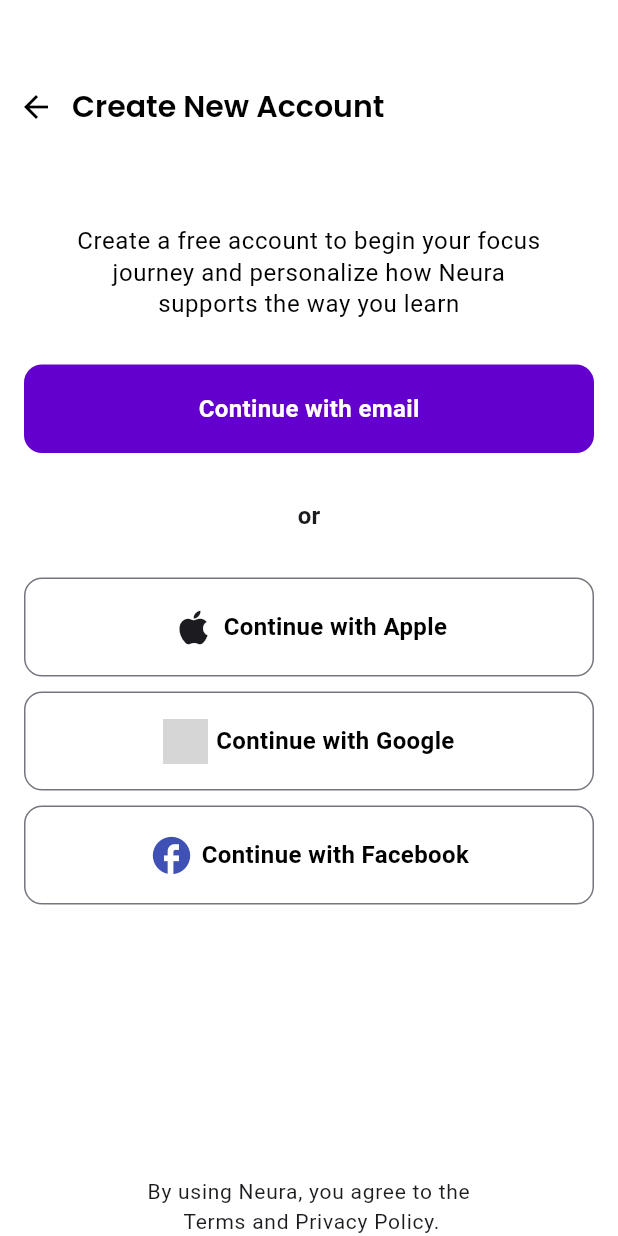
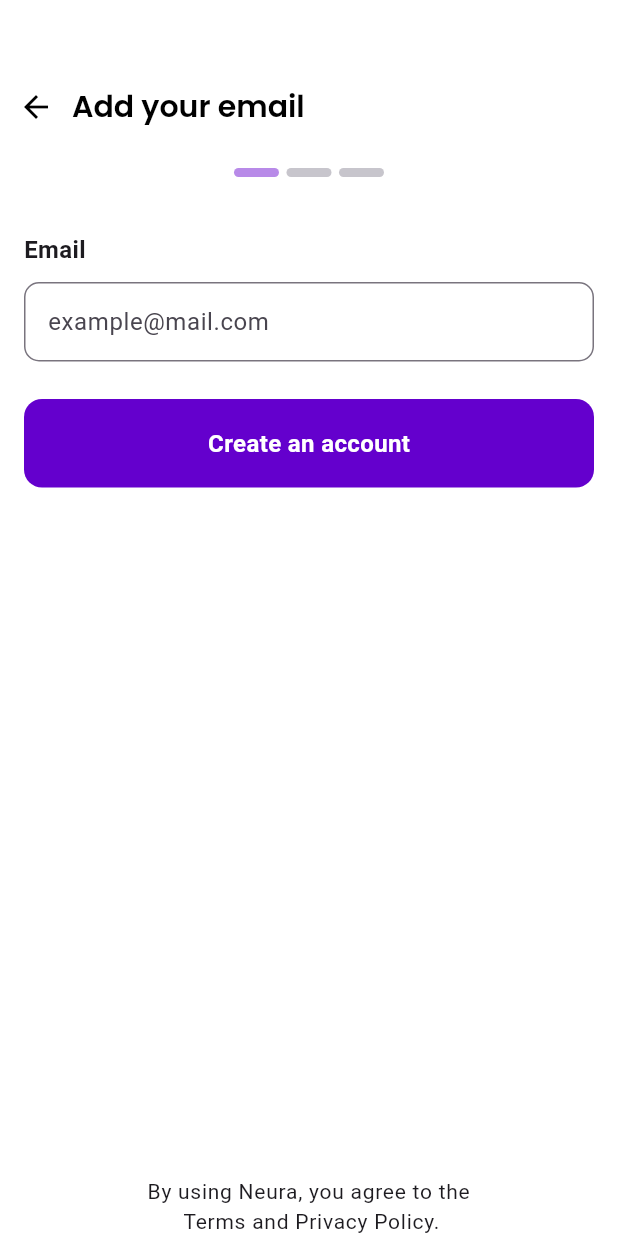
Before and after one commit to elrenoel/hackathon_app, a Flutter app: the SignUpPage screen opened directly, after a tap on "Continue with email", on a phone screen of 412 x 824 dp. Run offline on Flutter 3.47's test engine with Material 3 defaults, Android fonts, the phone set to English and light mode, and no system bars; our stand-ins replace google_fonts; network calls fail; project files that could hold a hidden picture were left out; grey boxes are pictures that could not be loaded.

Commit message:
sign up flow(belum controller/onChange input)

```diff
--- /dev/null
+++ b/frontend/lib/pages/sign_up/sign_up_add_email.dart
@@ -0,0 +1,105 @@
+import 'package:flutter/material.dart';
+import 'package:hackathon_app/color/app_colors.dart';
+import 'package:hackathon_app/pages/sign_up/sign_up_verification_email.dart';
+import 'package:hackathon_app/widgets/sign_up_widget/step_indicator.dart';
+
+class SignUpAddEmail extends StatefulWidget {
+  const SignUpAddEmail({super.key});
+
+  @override
+  State<SignUpAddEmail> createState() => _SignUpAddEmailState();
+}
+
+class _SignUpAddEmailState extends State<SignUpAddEmail> {
+  @override
+  Widget build(BuildContext context) {
+    return Scaffold(
+      backgroundColor: Colors.white,
+      body: Column(
+        spacing: 17,
+        children: [
+          SizedBox(height: 30),
+          Row(
+            children: [
+              BackButton(color: AppColors.black5),
+              Text(
+                'Add your email',
+                style: Theme.of(
+                  context,
+                ).textTheme.headlineMedium?.copyWith(color: AppColors.black5),
+              ),
+            ],
+          ),
+
+          stepIndicator(1),
+
+          Expanded(
+            child: Padding(
+              padding: const EdgeInsets.only(right: 16, left: 16, top: 20),
+              child: Column(
+                crossAxisAlignment: CrossAxisAlignment.center,
+                spacing: 10,
+                children: [
+                  Column(
+                    spacing: 10,
+                    crossAxisAlignment: CrossAxisAlignment.start,
+                    children: [
+                      Text(
+                        'Email',
+                        style: Theme.of(context).textTheme.bodyMedium,
+                      ),
+                      TextField(
+                        style: Theme.of(context).textTheme.bodySmall,
+                        decoration: InputDecoration(
+                          hintText: 'example@mail.com',
+                          border: OutlineInputBorder(
+                            borderRadius: BorderRadius.circular(10),
+                          ),
+                        ),
+                      ),
+                    ],
+                  ),
+                  SizedBox(height: 5),
+                  SizedBox(
+                    width: double.infinity,
+                    child: FilledButton(
+                      onPressed: () {
+                        Navigator.push(
+                          context,
+                          MaterialPageRoute(
+                            builder: (context) => SignUpVerificationEmail(),
+                          ),
+                        );
+                      },
+                      style: FilledButton.styleFrom(
+                        backgroundColor: AppColors.violet400,
+                        shape: RoundedRectangleBorder(
+                          borderRadius: BorderRadius.circular(12),
+                        ),
+                        padding: EdgeInsets.symmetric(vertical: 18),
+                      ),
+                      child: Text(
+                        'Create an account',
+                        style: Theme.of(
+                          context,
+                        ).textTheme.bodyMedium?.copyWith(color: Colors.white),
+                      ),
+                    ),
+                  ),
+                  Spacer(),
+                  SafeArea(
+                    child: Text(
+                      'By using Neura, you agree to the \n Terms and Privacy Policy.',
+                      style: Theme.of(context).textTheme.labelSmall,
+                      textAlign: TextAlign.center,
+                    ),
+                  ),
+                ],
+              ),
+            ),
+          ),
+        ],
+      ),
+    );
+  }
+}
--- a/frontend/lib/pages/sign_up_page.dart
+++ b/frontend/lib/pages/sign_up/sign_up_page.dart
@@ -1,5 +1,6 @@
 import 'package:flutter/material.dart';
 import 'package:hackathon_app/color/app_colors.dart';
+import 'package:hackathon_app/pages/sign_up/sign_up_add_email.dart';
 
 class SignUpPage extends StatefulWidget {
   const SignUpPage({super.key});
@@ -53,7 +54,7 @@
                             Navigator.push(
                               context,
                               MaterialPageRoute(
-                                builder: (context) => SignUpPage(),
+                                builder: (context) => SignUpAddEmail(),
                               ),
                             );
                           },
--- a/frontend/lib/pages/welcome_page.dart
+++ b/frontend/lib/pages/welcome_page.dart
@@ -2,7 +2,7 @@
 import 'package:flutter/material.dart';
 import 'package:hackathon_app/color/app_colors.dart';
 import 'package:hackathon_app/pages/sign_in_page.dart';
-import 'package:hackathon_app/pages/sign_up_page.dart';
+import 'package:hackathon_app/pages/sign_up/sign_up_page.dart';
 
 class WelcomePage extends StatelessWidget {
   const WelcomePage({super.key});
--- /dev/null
+++ b/frontend/lib/widgets/sign_up_widget/step_indicator.dart
@@ -0,0 +1,23 @@
+import 'package:flutter/material.dart';
+import 'package:hackathon_app/color/app_colors.dart';
+
+Widget stepIndicator(int step) {
+  return Row(
+    mainAxisAlignment: MainAxisAlignment.center,
+    children: List.generate(3, (index) {
+      final isActive = step >= index + 1;
+
+      return Padding(
+        padding: const EdgeInsets.symmetric(horizontal: 2.5),
+        child: Container(
+          width: 30,
+          height: 6,
+          decoration: BoxDecoration(
+            color: isActive ? AppColors.violet200 : AppColors.gray200,
+            borderRadius: BorderRadius.circular(99),
+          ),
+        ),
+      );
+    }),
+  );
+}
```
Also changed, not shown: frontend/lib/pages/sign_in_page.dart (+138 -1 lines), frontend/lib/pages/sign_up/sign_up_create_password.dart (added, +173 -0 lines), frontend/lib/pages/sign_up/sign_up_done.dart (added, +77 -0 lines), frontend/lib/pages/sign_up/sign_up_verification_email.dart (added, +194 -0 lines), frontend/lib/widgets/sign_up_widget/requirement_item.dart (added, +32 -0 lines), frontend/assets/images/partyPopper.png (added).
